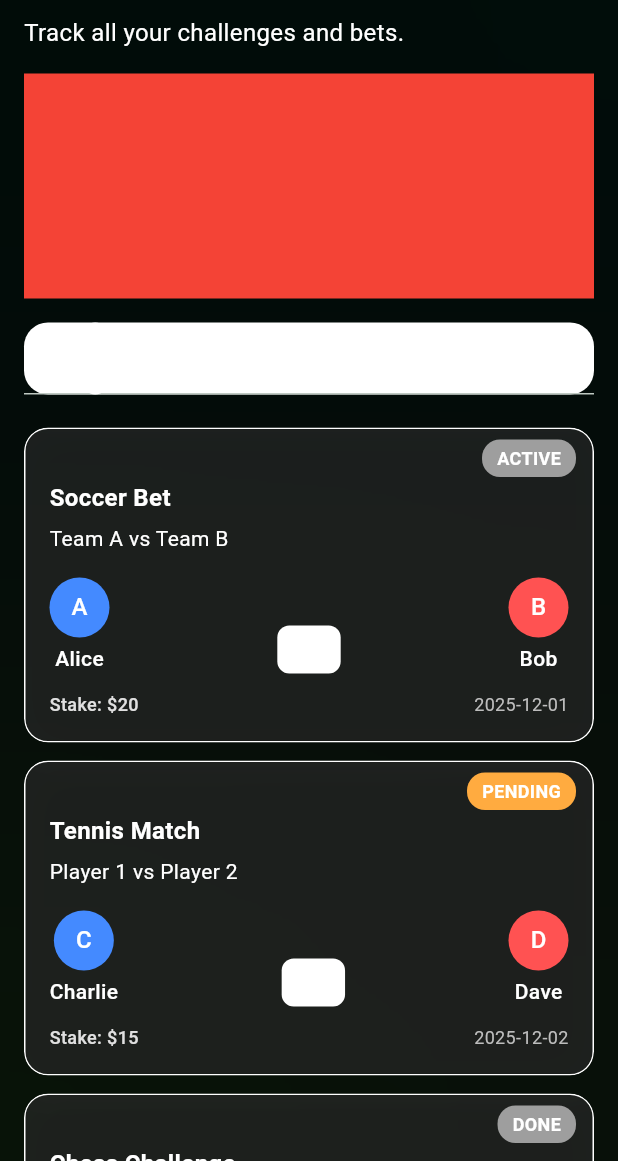
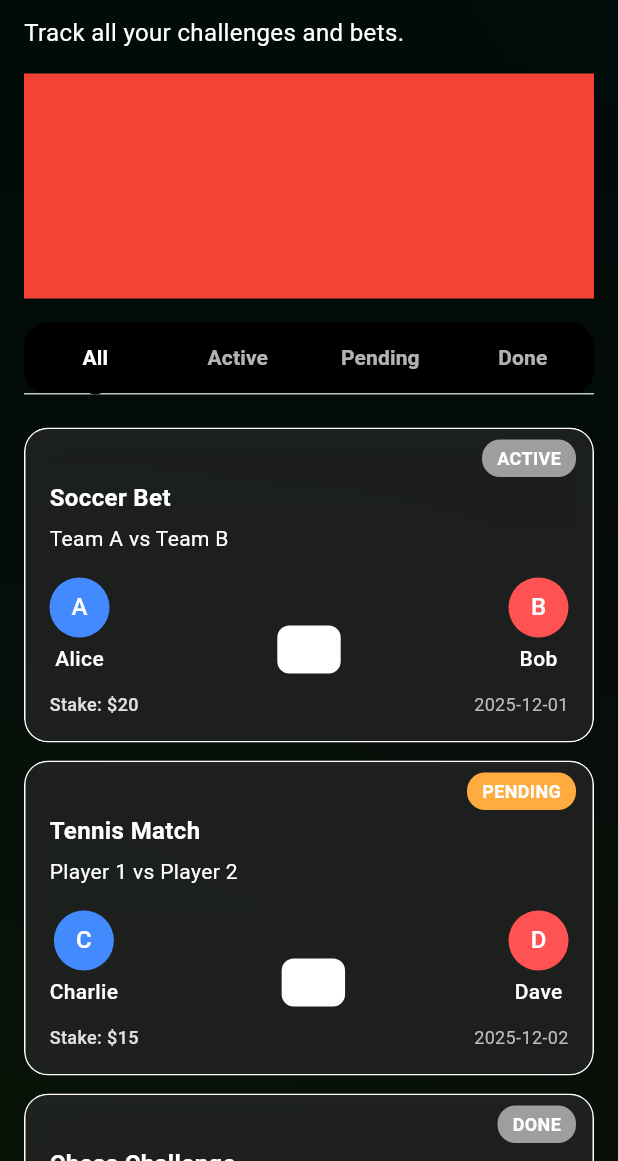
Before and after one commit to Sthabiso10/Wager-App, a Flutter app: the WagerView screen opened directly, on a phone screen of 412 x 824 dp, the part 75-1236 px from its top. Run offline on Flutter 3.47's test engine with Material 3 defaults, Android fonts, the phone set to English and light mode, and no system bars; our stand-ins replace cloud_firestore, firebase_auth, firebase_core, get_it, google_fonts, google_nav_bar and 1 more; accounts and stored records are empty; Roboto replaces fonts that are missing (Ubuntu).

Commit message:
Update wager_view.dart

```diff
--- a/lib/app/wagers/wager_view/wager_view.dart
+++ b/lib/app/wagers/wager_view/wager_view.dart
@@ -62,12 +62,12 @@ class WagerView extends StatelessWidget {
                           // TabBar
                           Container(
                             decoration: BoxDecoration(
-                              color: Colors.white,
+                              color: Colors.black,
                               borderRadius: BorderRadius.circular(16),
                             ),
                             child: TabBar(
                               indicator: BoxDecoration(
-                                color: Colors.white,
+                                color: backgroundColor,
                                 borderRadius: BorderRadius.circular(12),
                               ),
                               labelColor: Colors.white,
```
